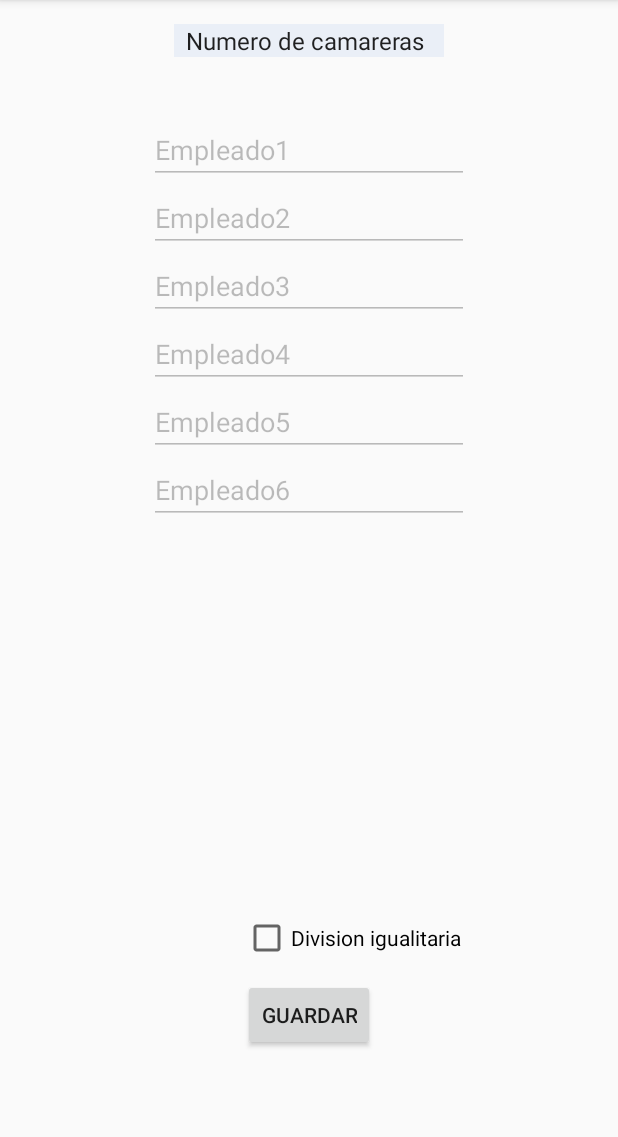
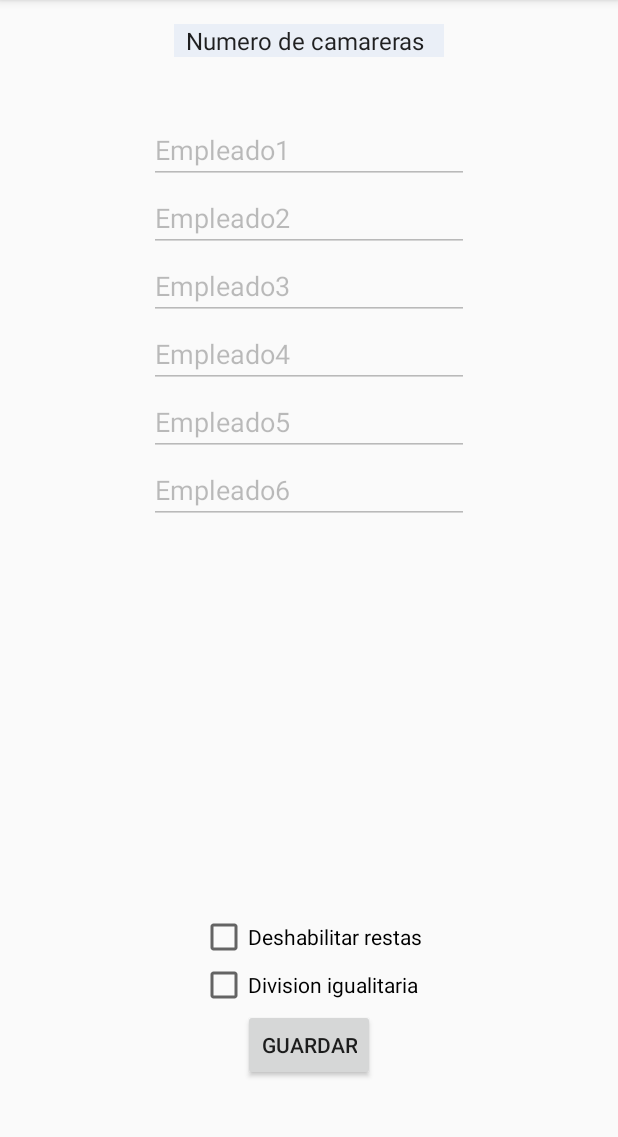
Before and after one commit to Dranthos/WaiterTip, an Android app: the screen it shows after launch (SimpleConfig), in the options menu, after a tap on "Ajustes", on a phone screen of 412 x 824 dp, the part 84-1221 px from its top. Run offline under Robolectric (Android 15) with nearby library versions, the light colour scheme and no system bars.

Commit message:
Añadido About, mensaje de resta, otras tonterias

```diff
--- a/app/src/main/java/org/heavensfall/waitertip/MainActivity.java
+++ b/app/src/main/java/org/heavensfall/waitertip/MainActivity.java
@@ -15,7 +15,6 @@ import android.view.MenuItem;
 import android.view.View;
 import android.widget.Button;
 import android.widget.EditText;
-import android.widget.ImageView;
 import android.widget.TextView;
 import android.widget.Toast;
 
@@ -32,13 +31,11 @@ public class MainActivity extends AppCompatActivity {
 
     int camHabs = 0;
     boolean divCheck = false;
+    boolean restCheck = false;
     Button boton;
-    Activity estaActivity;
 
     TextView dinero;
-    TextView camarera1, camarera2, camarera3, camarera4, camarera5, camarera6, aviso;
-
-    ImageView flechaArriba;
+    TextView camarera1, camarera2, camarera3, camarera4, camarera5, camarera6;
 
     EditText hora1, hora2, hora3, hora4, hora5, hora6;
     EditText resta1, resta2, resta3, resta4, resta5, resta6;
@@ -58,7 +55,6 @@ public class MainActivity extends AppCompatActivity {
         camarera4 = (TextView) findViewById(R.id.Camarera4);
         camarera5 = (TextView) findViewById(R.id.Camarera5);
         camarera6 = (TextView) findViewById(R.id.Camarera6);
-        aviso = (TextView) findViewById(R.id.Aviso);
 
         boton = (Button) findViewById(R.id.Boton);
 
@@ -111,7 +107,7 @@ public class MainActivity extends AppCompatActivity {
             if(!divCheck) cam.SetHoras(horas.get(i).getText().toString());
             cam.activa = nombres.get(i).isEnabled();
             if(cam.activa && !cam.error && !divCheck) maxHoras += cam.GetHoras();
-            cam.SetResta(restas.get(i).getText().toString());
+            if(!restCheck) cam.SetResta(restas.get(i).getText().toString());
 
             camareras.add(cam);
             }
@@ -153,6 +149,7 @@ public class MainActivity extends AppCompatActivity {
         camarera5.setText(prefs.getString("Nombre5",getString(R.string.trabajador) + "5"));
         camarera6.setText(prefs.getString("Nombre6",getString(R.string.trabajador) + "6"));
         divCheck = prefs.getBoolean("divCheck", false);
+        restCheck = prefs.getBoolean("restCheck", false);
 
         for (int i=0;i<=nombres.size() - 1;i++){
             nombres.get(i).setVisibility(View.INVISIBLE);
@@ -166,15 +163,19 @@ public class MainActivity extends AppCompatActivity {
         for (int i=0;i<=cantidad - 1;i++){
             nombres.get(i).setVisibility(View.VISIBLE);
             nombres.get(i).setEnabled(true);
-            if(!divCheck) {
+            if(!divCheck) {                         //Compruebo si esta habilitada la division igualitaria
                 horas.get(i).setEnabled(true);
                 horas.get(i).setHint(getString(R.string.horas));
             }
-            restas.get(i).setEnabled(true);
-            restas.get(i).setHint(getString(R.string.resta));
+            if (!restCheck) {                       //Compruebo si estan habilitadas las restas
+                restas.get(i).setEnabled(true);
+                restas.get(i).setHint(getString(R.string.resta));
+            }
         }
         //Si hay 0 camareras, muestro el aviso
         if(cantidad == 0){
+
+            boton.setVisibility(View.INVISIBLE);
             new AlertDialog.Builder(this)
                     .setTitle("No hay Empleados activos")
                     .setMessage("Para que esto funcione debe haber empleados activos")
@@ -184,7 +185,7 @@ public class MainActivity extends AppCompatActivity {
                             startActivityForResult(intent, 1);
                         }
                     })
-                    .setNegativeButton(android.R.string.no, new DialogInterface.OnClickListener() {
+                    .setNegativeButton("Cancelar", new DialogInterface.OnClickListener() {
                         public void onClick(DialogInterface dialog, int which) {
                             // do nothing
                         }
@@ -194,7 +195,6 @@ public class MainActivity extends AppCompatActivity {
         }
         else{
             boton.setVisibility(View.VISIBLE);
-            aviso.setVisibility(View.GONE);
         }
     }
 
@@ -255,6 +255,10 @@ public class MainActivity extends AppCompatActivity {
             Intent intent = new Intent(this, SimpleConfig.class);
             startActivityForResult(intent, 1);
         }
+        if(id == R.id.action_about){
+            Intent intent = new Intent(this, About.class);
+            startActivity(intent);
+        }
 
         return super.onOptionsItemSelected(item);
     }
--- a/app/src/main/java/org/heavensfall/waitertip/SimpleConfig.java
+++ b/app/src/main/java/org/heavensfall/waitertip/SimpleConfig.java
@@ -23,7 +23,7 @@ public class SimpleConfig extends AppCompatActivity implements AdapterView.OnIte
     TextView camarera1, camarera2, camarera3, camarera4, camarera5, camarera6;
     Button boton;
     Spinner spinner;
-    CheckBox divCheck;
+    CheckBox divCheck, restCheck;
 
     int camarerasActivas = 0;
     private static final String[]nCamareras = {"Numero de camareras","1","2","3","4","5","6"};
@@ -45,6 +45,7 @@ public class SimpleConfig extends AppCompatActivity implements AdapterView.OnIte
         boton = (Button) findViewById(R.id.botonconfig);
         spinner = (Spinner)findViewById(R.id.spinner);
         divCheck = (CheckBox) findViewById(R.id.Div);
+        restCheck = (CheckBox) findViewById(R.id.Rest);
 
         ArrayAdapter<String>adapter = new ArrayAdapter<>(this,
                 android.R.layout.simple_spinner_item,nCamareras);
@@ -54,6 +55,7 @@ public class SimpleConfig extends AppCompatActivity implements AdapterView.OnIte
         spinner.setSelection(prefs.getInt("NumeroCamareras",0));
 
         divCheck.setChecked(prefs.getBoolean("divCheck", false));
+        restCheck.setChecked(prefs.getBoolean("restCheck", false));
 
         camarera1.setText(prefs.getString("Nombre1",getString(R.string.trabajador) + "1"));
         camarera2.setText(prefs.getString("Nombre2",getString(R.string.trabajador) + "2"));
@@ -79,7 +81,6 @@ public class SimpleConfig extends AppCompatActivity implements AdapterView.OnIte
 
         if(position == 0) Toast.makeText(parent.getContext(), "ATENCIÓN: ¡No has elegido camareras!", Toast.LENGTH_LONG).show();
         else SeleccionarCamareras(position);
-        //Toast.makeText(parent.getContext(), "Camareras seleccionadas: " + position, Toast.LENGTH_LONG).show();
     }
 
     @Override
@@ -110,6 +111,7 @@ public class SimpleConfig extends AppCompatActivity implements AdapterView.OnIte
         editor.putString("Nombre6",camarera6.getText().toString());
         editor.putInt("NumeroCamareras", camarerasActivas);
         editor.putBoolean("divCheck", divCheck.isChecked());
+        editor.putBoolean("restCheck",restCheck.isChecked());
 
         editor.apply();
 
--- a/app/src/main/res/layout/activity_simple_config.xml
+++ b/app/src/main/res/layout/activity_simple_config.xml
@@ -95,17 +95,24 @@
         android:layout_width="wrap_content"
         android:layout_height="wrap_content"
         android:id="@+id/botonconfig"
+        android:layout_marginBottom="31dp"
         android:layout_alignParentBottom="true"
-        android:layout_centerHorizontal="true"
-        android:layout_marginBottom="51dp" />
+        android:layout_centerHorizontal="true" />
 
     <CheckBox
         android:text="@string/division_igualitaria"
         android:layout_width="wrap_content"
         android:layout_height="wrap_content"
-        android:layout_marginBottom="11dp"
         android:id="@+id/Div"
         android:layout_above="@+id/botonconfig"
-        android:layout_alignLeft="@+id/botonconfig"
-        android:layout_alignStart="@+id/botonconfig" />
+        android:layout_centerHorizontal="true" />
+
+    <CheckBox
+        android:text="Deshabilitar restas"
+        android:layout_width="wrap_content"
+        android:layout_height="wrap_content"
+        android:id="@+id/Rest"
+        android:layout_above="@+id/Div"
+        android:layout_alignLeft="@+id/Div"
+        android:layout_alignStart="@+id/Div" />
 </RelativeLayout>
--- a/app/src/main/res/menu/menu_main.xml
+++ b/app/src/main/res/menu/menu_main.xml
@@ -7,4 +7,9 @@
         android:orderInCategory="100"
         android:title="@string/action_settings"
         app:showAsAction="never" />
+    <item
+        android:id="@+id/action_about"
+        android:orderInCategory="101"
+        android:title="@string/about"
+        app:showAsAction="never" />
 </menu>
--- a/app/src/main/res/values/strings.xml
+++ b/app/src/main/res/values/strings.xml
@@ -1,6 +1,7 @@
 <resources>
     <string name="app_name">WaiterTip</string>
     <string name="action_settings">Ajustes</string>
+    <string name="about">Acerca de</string>
     <string name="aviso">Tienes que habilitar empleados para que esto funcione, puedes hacerlo en el menú de la esquina superior derecha.</string>
     <string name="trabajador">Empleado</string>
     <string name="dinero">Dinero</string>
```
Also changed, not shown: app/build.gradle (+8 -2 lines), app/src/main/AndroidManifest.xml (+5 -4 lines), app/src/main/java/org/heavensfall/waitertip/About.java (added, +30 -0 lines), app/src/main/res/layout/activity_about.xml (added, +42 -0 lines), app/src/main/res/layout/content_main.xml (+0 -12 lines).
